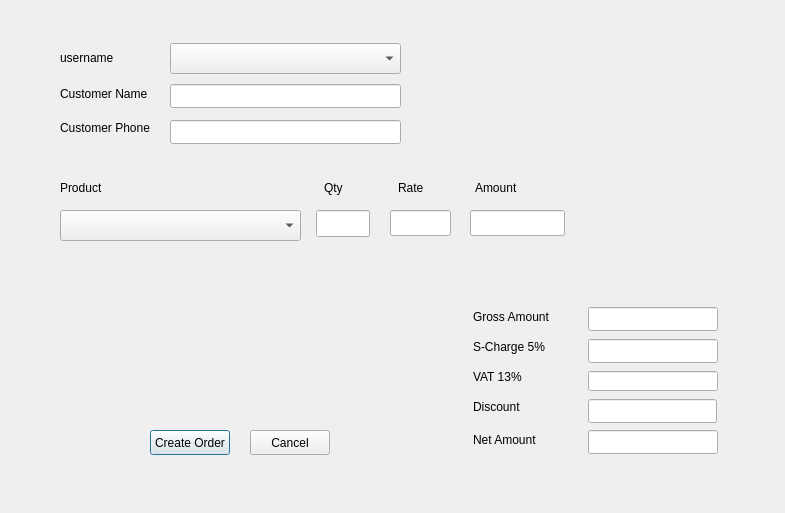
Above: order.ui from Aromakc/Retailhub before the change. Below: the same form after it.
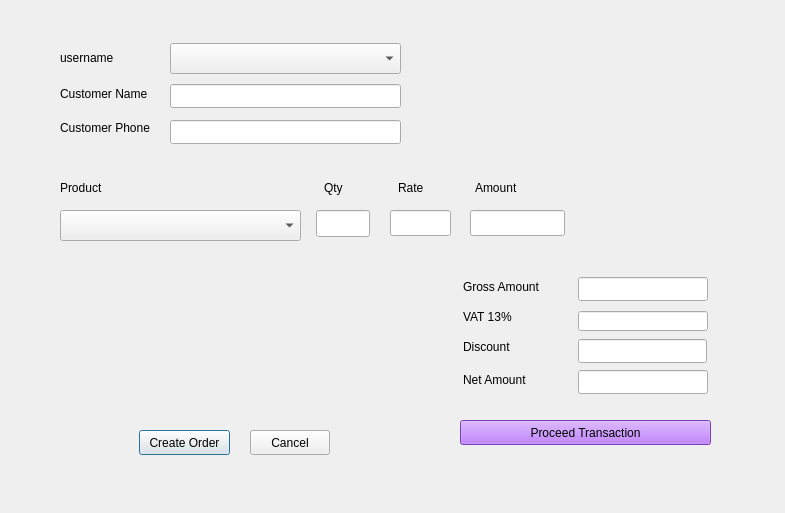
That is the form after the change.

The edit to the form file:
```diff
--- a/order.ui
+++ b/order.ui
@@ -107,8 +107,8 @@
   <widget class="QLabel" name="grossamount">
    <property name="geometry">
     <rect>
-     <x>473</x>
-     <y>309</y>
+     <x>463</x>
+     <y>279</y>
      <width>91</width>
      <height>16</height>
     </rect>
@@ -117,24 +117,11 @@
     <string>Gross Amount</string>
    </property>
   </widget>
-  <widget class="QLabel" name="scharge">
-   <property name="geometry">
-    <rect>
-     <x>473</x>
-     <y>339</y>
-     <width>91</width>
-     <height>16</height>
-    </rect>
-   </property>
-   <property name="text">
-    <string>S-Charge 5%</string>
-   </property>
-  </widget>
   <widget class="QLabel" name="vat">
    <property name="geometry">
     <rect>
-     <x>473</x>
-     <y>369</y>
+     <x>463</x>
+     <y>309</y>
      <width>91</width>
      <height>16</height>
     </rect>
@@ -146,8 +133,8 @@
   <widget class="QLabel" name="discount">
    <property name="geometry">
     <rect>
-     <x>473</x>
-     <y>399</y>
+     <x>463</x>
+     <y>339</y>
      <width>91</width>
      <height>16</height>
     </rect>
@@ -159,8 +146,8 @@
   <widget class="QLabel" name="nettotal">
    <property name="geometry">
     <rect>
-     <x>473</x>
-     <y>432</y>
+     <x>463</x>
+     <y>372</y>
      <width>91</width>
      <height>16</height>
     </rect>
@@ -202,8 +189,8 @@
   <widget class="QLineEdit" name="le_discount">
    <property name="geometry">
     <rect>
-     <x>588</x>
-     <y>399</y>
+     <x>578</x>
+     <y>339</y>
      <width>129</width>
      <height>24</height>
     </rect>
@@ -222,18 +209,8 @@
   <widget class="QLineEdit" name="le_gross">
    <property name="geometry">
     <rect>
-     <x>588</x>
-     <y>307</y>
-     <width>130</width>
-     <height>24</height>
-    </rect>
-   </property>
-  </widget>
-  <widget class="QLineEdit" name="le_scharge">
-   <property name="geometry">
-    <rect>
-     <x>588</x>
-     <y>339</y>
+     <x>578</x>
+     <y>277</y>
      <width>130</width>
      <height>24</height>
     </rect>
@@ -242,8 +219,8 @@
   <widget class="QLineEdit" name="le_vat">
    <property name="geometry">
     <rect>
-     <x>588</x>
-     <y>371</y>
+     <x>578</x>
+     <y>311</y>
      <width>130</width>
      <height>20</height>
     </rect>
@@ -252,8 +229,8 @@
   <widget class="QLineEdit" name="le_total">
    <property name="geometry">
     <rect>
-     <x>588</x>
-     <y>430</y>
+     <x>578</x>
+     <y>370</y>
      <width>130</width>
      <height>24</height>
     </rect>
@@ -292,9 +269,9 @@
   <widget class="QPushButton" name="create_order">
    <property name="geometry">
     <rect>
-     <x>150</x>
+     <x>139</x>
      <y>430</y>
-     <width>80</width>
+     <width>91</width>
      <height>25</height>
     </rect>
    </property>
@@ -315,6 +292,23 @@
     <string>Cancel</string>
    </property>
   </widget>
+  <widget class="QPushButton" name="pushButton">
+   <property name="geometry">
+    <rect>
+     <x>460</x>
+     <y>420</y>
+     <width>251</width>
+     <height>25</height>
+    </rect>
+   </property>
+   <property name="styleSheet">
+    <string notr="true">background-color: rgb(170, 85, 255);
+font: 75 9pt &quot;Gadugi&quot;;</string>
+   </property>
+   <property name="text">
+    <string>Proceed Transaction</string>
+   </property>
+  </widget>
  </widget>
  <resources/>
  <connections/>
```
